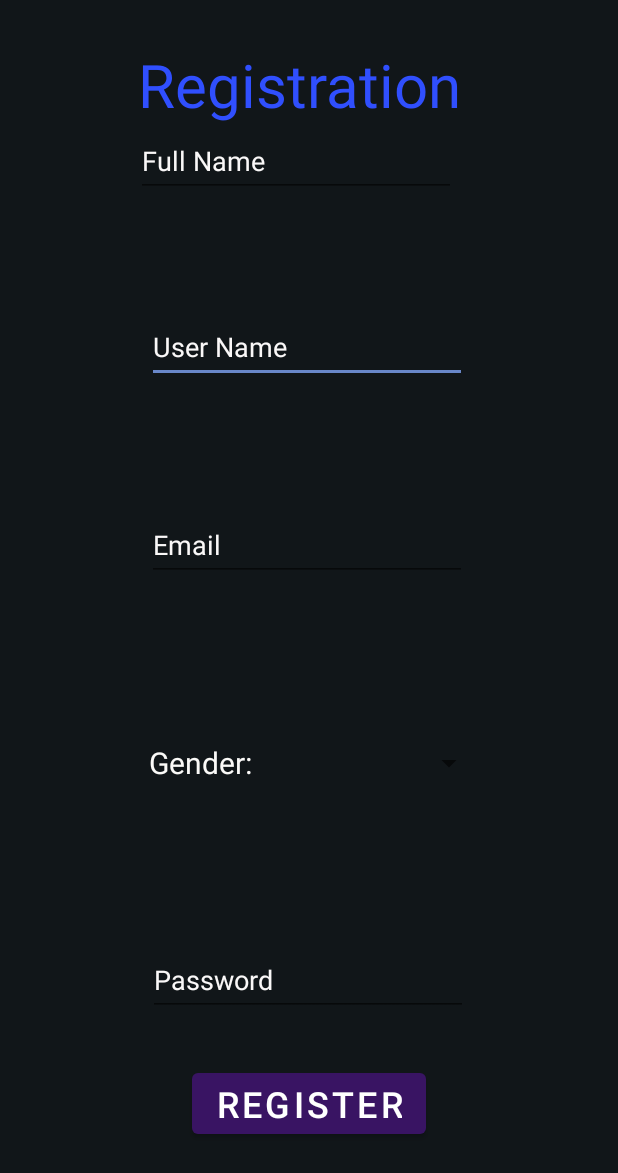
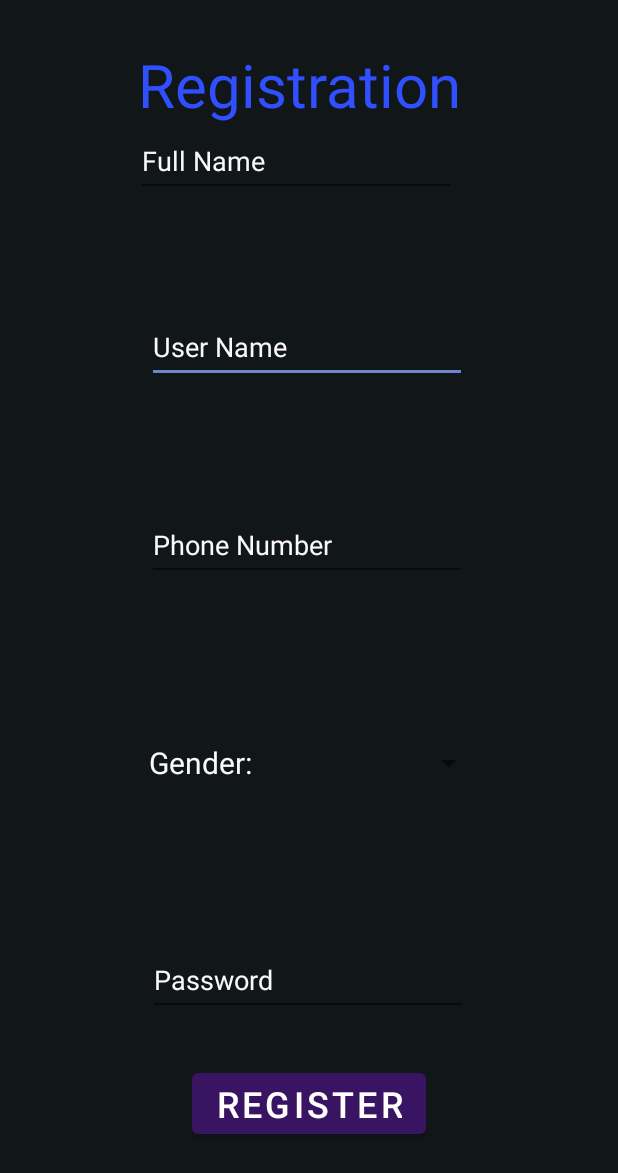
Before and after one commit to aiRamo/clotho, an Android app: the Registration screen opened directly, with no data from a screen before it, on a phone screen of 412 x 824 dp. Shown: the top 1173 px of the screen. Run offline under Robolectric (Android 15) with nearby library versions, the phone set to English and light mode, and no system bars; our stand-ins replace Firebase (no records; nobody signed in at launch, a user with empty details on screens opened directly).

```diff
--- a/app/src/main/res/layout/activity_registration.xml
+++ b/app/src/main/res/layout/activity_registration.xml
@@ -84,7 +84,7 @@
         android:layout_marginTop="208dp"
         android:autofillHints="Last name"
         android:ems="10"
-        android:hint="@string/prompt_email"
+        android:hint="@string/prompt_phoneNumber"
         android:inputType="textPersonName"
         android:minHeight="48dp"
         android:textColor="#FAF8F8"
```
